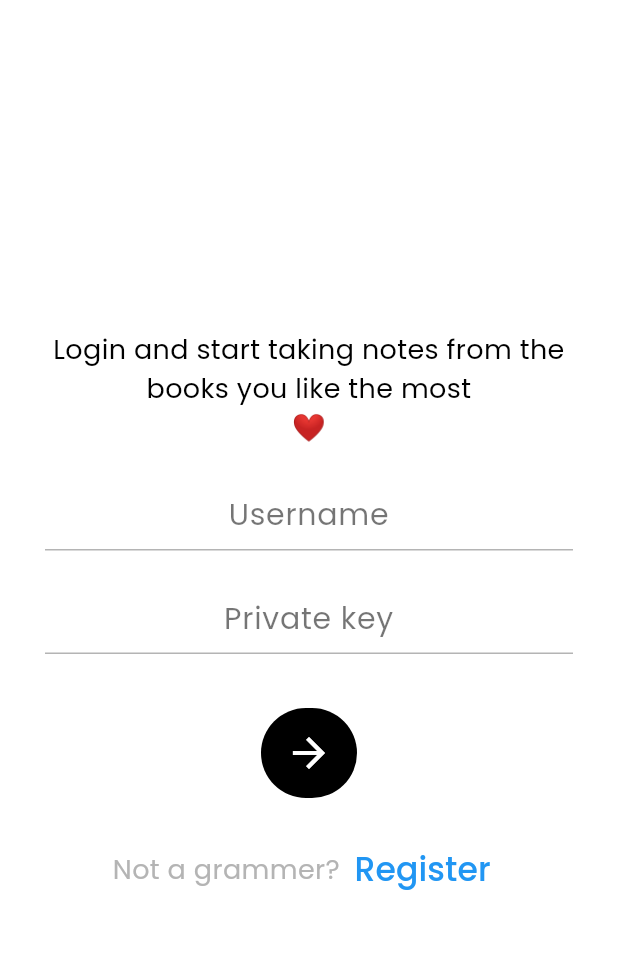
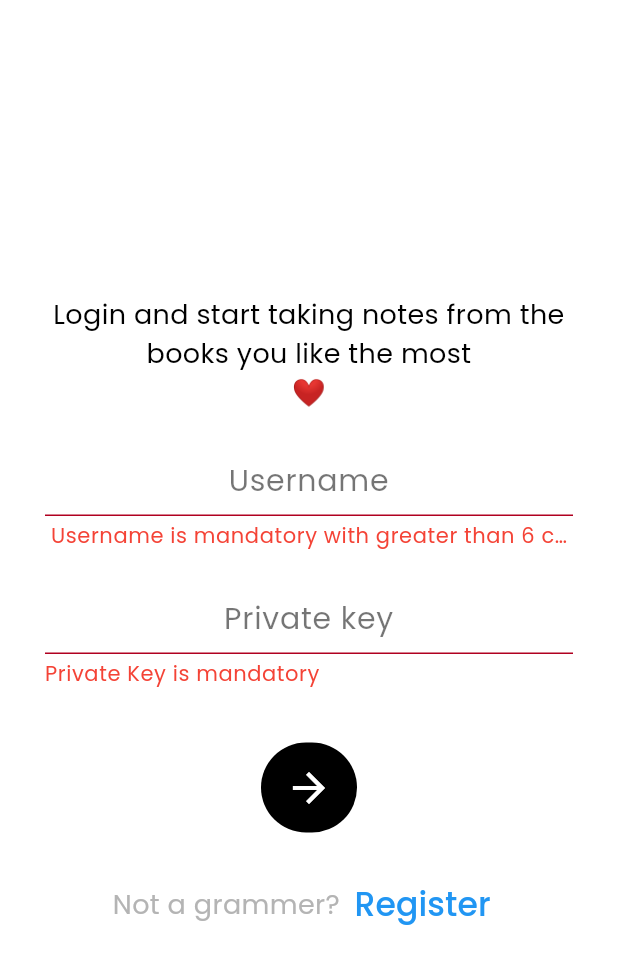
Before and after one commit to Pragades-Rajagopal/bibliogram-mobile-app, a Flutter app: the LoginPage screen opened directly with empty values, after a tap on the "arrow forward" icon, on a phone screen of 412 x 824 dp. Shown: the top 964 px of the screen. Run offline on Flutter 3.47's test engine with Material 3 defaults, Android fonts, the phone set to English and light mode, and no system bars; our stand-ins replace adaptive_theme, get, google_fonts.

Commit message:
added login, app base page

```diff
--- a/lib/configurations/constants.dart
+++ b/lib/configurations/constants.dart
@@ -4,3 +4,45 @@ Map<String, String> endpoints = {
   "logout": "/api/logout",
   "deactivateUser": "/api/deactivate-user",
 };
+
+Map<String, int> statusCode = {
+  "success": 200,
+  "error": 400,
+  "unauthorized": 401,
+  "forbidden": 403,
+  "notFound": 404,
+  "serverError": 500,
+};
+
+Map<String, String> textFieldErrors = {
+  'username': 'Username is mandatory with greater than 6 characters',
+  'privateKey': 'Private Key is mandatory',
+  'fullname': 'Fullname is mandatory',
+  'general': 'This field is mandatory',
+  'add_comment_mandatory': 'Comment is mandatory',
+  'mandatory': 'Can not be empty',
+};
+
+Map<String, String> alertDialog = {
+  'relax': 'Relax',
+  'rerouteLoginPage': 'Redirecting to login page',
+  'oops': 'Oops',
+  'commonError': 'Something went wrong',
+  'commonSuccess': 'Success',
+  "registered": "Registered successfully",
+  "usernameTaken": "Username already taken",
+  "notRegistered": "User not registered",
+  "invalidAuth": "Private key is not correct",
+  "logoutSuccess": "User logged out successfully",
+  "deactivationSuccess": "User successfully deactivated",
+  "deactivationError": "Error while deactivating user",
+  "addCommentSuccess": "Comment added successfully",
+  "addNoteSuccess": "Note added successfully",
+  "updateNoteSuccess": "Note updated successfully",
+  "deleteNoteSuccess": "Note deleted successfully",
+  "savedForLater": "Note saved for later",
+  "noteAlreadySaved": "Note saved already",
+  "savedNoteRemoved": "Note unsaved",
+  "invalidBook": "Select the book from suggestion",
+  "deleteCommentSuccess": "Comment deleted successfully",
+};
--- a/lib/main.dart
+++ b/lib/main.dart
@@ -1,5 +1,5 @@
 import 'package:adaptive_theme/adaptive_theme.dart';
-import 'package:bibliogram/presentations/auth/login_register.dart';
+import 'package:bibliogram/presentations/app/base.dart';
 import 'package:bibliogram/utils/themes.dart';
 import 'package:flutter/material.dart';
 import 'package:get/route_manager.dart';
@@ -23,7 +23,7 @@ class MyApp extends StatelessWidget {
           debugShowCheckedModeBanner: false,
           darkTheme: themeDark,
           theme: theme,
-          home: const LoginOrRegister(),
+          home: const AppBasePage(),
         );
       },
     );
--- a/lib/presentations/auth/login_page.dart
+++ b/lib/presentations/auth/login_page.dart
@@ -1,7 +1,12 @@
+import 'package:bibliogram/components/common_widgets.dart';
 import 'package:bibliogram/components/mini_button.dart';
 import 'package:bibliogram/components/text_form_field.dart';
 import 'package:bibliogram/components/text_link_button.dart';
+import 'package:bibliogram/configurations/constants.dart';
+import 'package:bibliogram/presentations/app/base.dart';
+import 'package:bibliogram/services/auth.dart';
 import 'package:flutter/material.dart';
+import 'package:get/get.dart';
 
 class LoginPage extends StatefulWidget {
   final void Function() onTap;
@@ -12,8 +17,40 @@ class LoginPage extends StatefulWidget {
 }
 
 class _LoginPageState extends State<LoginPage> {
+  final GlobalKey<FormState> _formKey = GlobalKey<FormState>();
   final usernameController = TextEditingController();
   final privateKeyController = TextEditingController();
+  // Classes
+  CommonWidgets commonWidgets = CommonWidgets();
+  // State variables
+  bool _buttonLoadingIndicator = false;
+
+  // Snackbar helper function
+  void _showSnackBar(String message) {
+    if (mounted) {
+      commonWidgets.showSnackBar(context, message);
+    }
+  }
+
+  void _toggleButtonLoadingIndicator() =>
+      setState(() => _buttonLoadingIndicator = !_buttonLoadingIndicator);
+
+  Future<void> loginReq(String username, String privateKey) async {
+    final response =
+        await AuthApi().login({"username": username, "privateKey": privateKey});
+    _toggleButtonLoadingIndicator();
+    if (response.statusCode == statusCode["notFound"]) {
+      _showSnackBar('${alertDialog["notRegistered"]}');
+      return;
+    } else if (response.statusCode == statusCode["unauthorized"]) {
+      _showSnackBar('${alertDialog["invalidAuth"]}');
+      return;
+    } else if (response.statusCode == statusCode["serverError"]) {
+      _showSnackBar('${alertDialog["commonError"]}');
+      return;
+    }
+    Get.offAll(() => const AppBasePage());
+  }
 
   @override
   Widget build(BuildContext context) {
@@ -25,6 +62,8 @@ class _LoginPageState extends State<LoginPage> {
             padding: const EdgeInsets.symmetric(
               horizontal: 30,
             ),
+            child: Form(
+              key: _formKey,
               child: Column(
                 mainAxisAlignment: MainAxisAlignment.center,
                 children: [
@@ -41,7 +80,7 @@ class _LoginPageState extends State<LoginPage> {
                     textEditingController: usernameController,
                     validator: (value) {
                       if (value == null || value.length < 6) {
-                      return 'Mandatory';
+                        return textFieldErrors["username"];
                       }
                       return null;
                     },
@@ -52,7 +91,7 @@ class _LoginPageState extends State<LoginPage> {
                     textEditingController: privateKeyController,
                     validator: (value) {
                       if (value == null || value.isEmpty) {
-                      return 'Mandatory';
+                        return textFieldErrors["privateKey"];
                       }
                       return null;
                     },
@@ -60,7 +99,13 @@ class _LoginPageState extends State<LoginPage> {
                   const SizedBox(height: 36.0),
                   MiniButton(
                     loadingIndicatorToggle: false,
-                  onPressed: () {},
+                    onPressed: () {
+                      if (_formKey.currentState!.validate()) {
+                        _toggleButtonLoadingIndicator();
+                        loginReq(
+                            usernameController.text, privateKeyController.text);
+                      }
+                    },
                   ),
                   const SizedBox(height: 24.0),
                   Row(
@@ -85,6 +130,7 @@ class _LoginPageState extends State<LoginPage> {
             ),
           ),
         ),
+      ),
     );
   }
 }
```
Also changed, not shown: lib/components/appbar.dart (added, +28 -0 lines), lib/components/common_widgets.dart (added, +49 -0 lines), lib/presentations/app/base.dart (added, +86 -0 lines), lib/presentations/app/pages/grams.dart (added, +19 -0 lines), lib/presentations/auth/private_key_page.dart (+55 -8 lines), lib/presentations/auth/register_page.dart (+27 -6 lines). Lines whose indentation alone changed are shown as unchanged.
